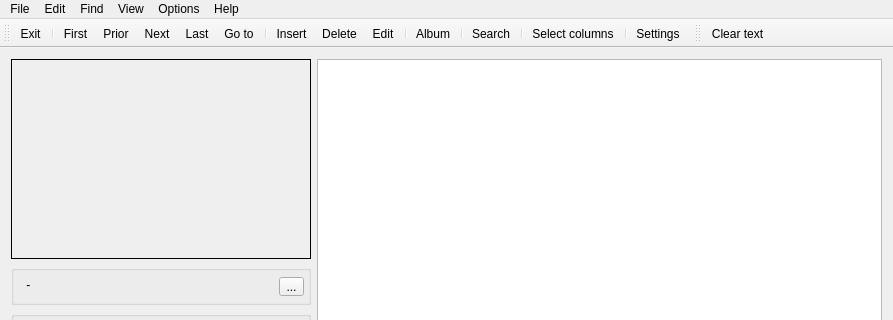
Before: the Qt Designer form Forms/CMain.ui in skynowa/xxxdb, drawn with Qt 5; both pictures show x 0 to 893 and y 0 to 320 of the 893 by 578 pixel window.
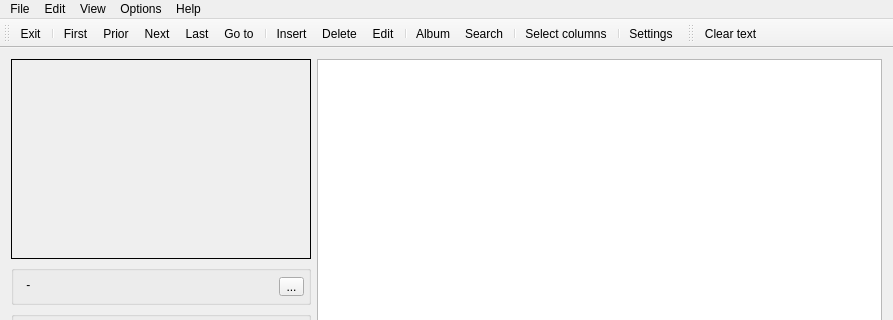
After: the same form once the commit is applied. Icons and pictures are not drawn.

Commit message: REMOVE: menu Find

The edit to the form file:
```diff
--- a/Forms/CMain.ui
+++ b/Forms/CMain.ui
@@ -157,12 +157,6 @@
     <addaction name="actEdit_Delete"/>
     <addaction name="actEdit_Edit"/>
    </widget>
-   <widget class="QMenu" name="mnuFind">
-    <property name="title">
-     <string>Find</string>
-    </property>
-    <addaction name="actFind_Search"/>
-   </widget>
    <widget class="QMenu" name="mnuView">
     <property name="title">
      <string>View</string>
@@ -197,7 +191,6 @@
    </widget>
    <addaction name="mnuFile"/>
    <addaction name="mnuEdit"/>
-   <addaction name="mnuFind"/>
    <addaction name="mnuView"/>
    <addaction name="mnuOptions"/>
    <addaction name="mnuHelp"/>
@@ -226,7 +219,6 @@
    <addaction name="actEdit_Edit"/>
    <addaction name="separator"/>
    <addaction name="actView_Album"/>
-   <addaction name="separator"/>
    <addaction name="actFind_Search"/>
    <addaction name="separator"/>
    <addaction name="actView_Columns"/>
```
Left out of the diff: 3 changed lines with no effect on the pictures.
